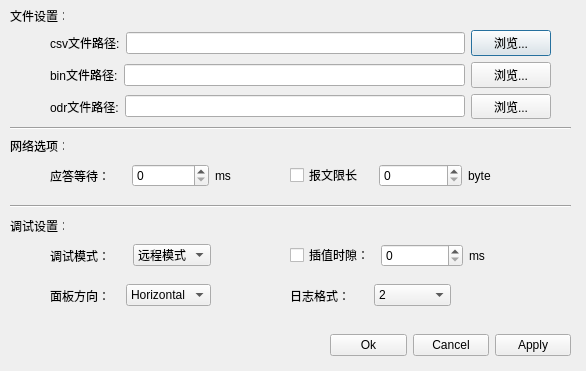
Above: source/settings/settingdialog.ui from dhmemi/ServeDebug2.0 before the change. Below: the same form after it.
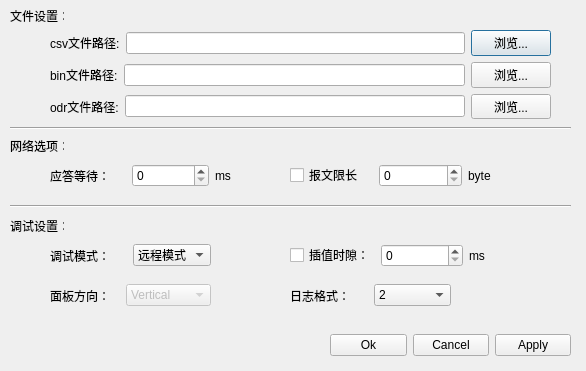
That is the form after the change.

Diff of the .ui file:
```diff
--- a/source/settings/settingdialog.ui
+++ b/source/settings/settingdialog.ui
@@ -330,14 +330,17 @@
     </item>
     <item>
      <widget class="QComboBox" name="tabDrcBox">
+      <property name="enabled">
+       <bool>false</bool>
+      </property>
       <item>
        <property name="text">
-        <string>Horizontal</string>
+        <string>Vertical</string>
        </property>
       </item>
       <item>
        <property name="text">
-        <string>Vertical</string>
+        <string>Horizontal</string>
        </property>
       </item>
      </widget>
```
